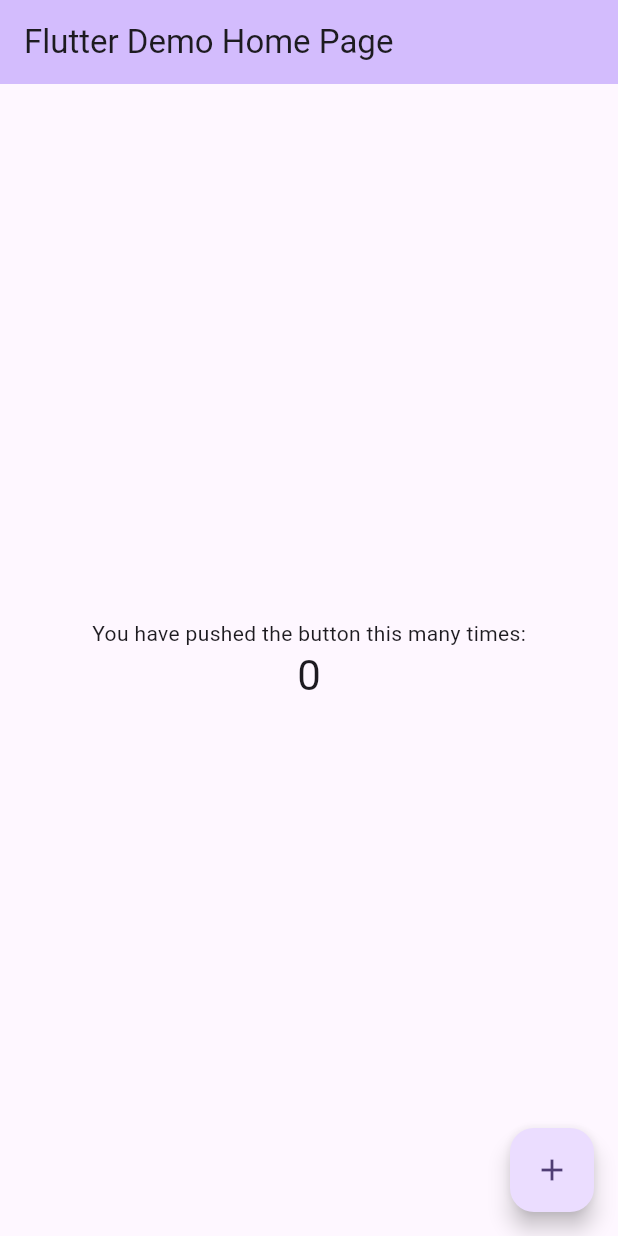
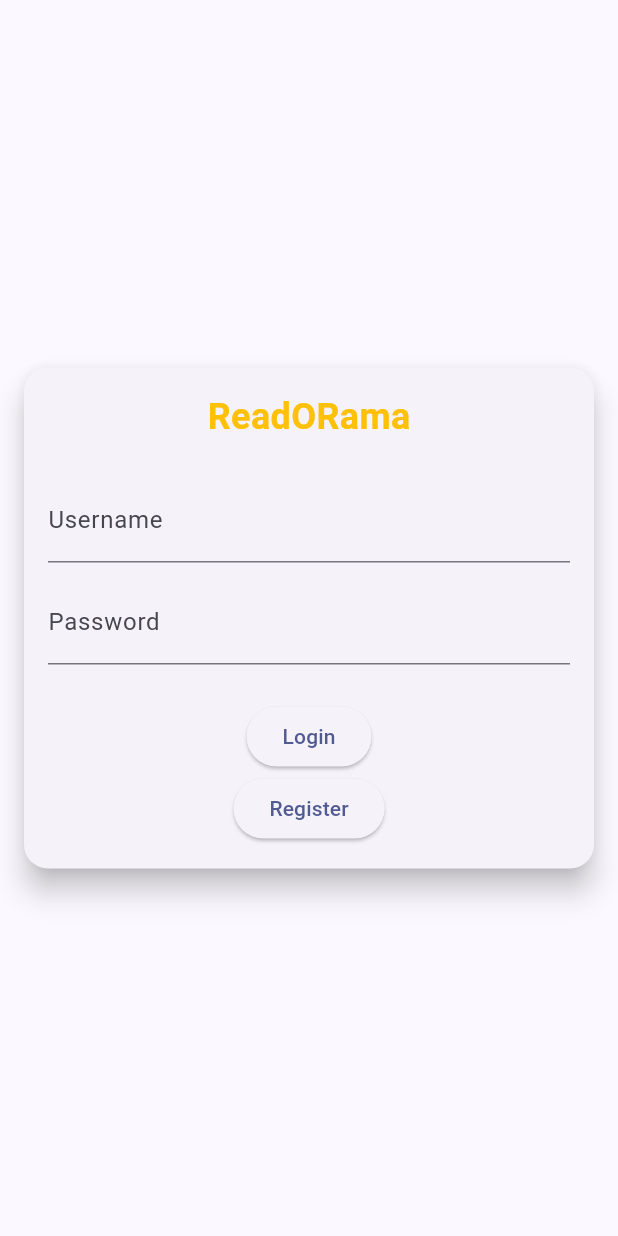
Before and after one commit to fiardiel/readorama-mobile, a Flutter app: the screen it shows after launch, on a phone screen of 412 x 824 dp. Run offline on Flutter 3.47's test engine with Material 3 defaults, Android fonts, the phone set to English and light mode, and no system bars; missing offline and left inert: pbp_django_auth.

Commit message:
add login feature

```diff
--- a/lib/main.dart
+++ b/lib/main.dart
@@ -1,125 +1,32 @@
+// ignore_for_file: unused_import
+
+
 import 'package:flutter/material.dart';
+import 'package:pbp_django_auth/pbp_django_auth.dart';
+import 'package:provider/provider.dart';
+import 'package:readoramamobile/screens/auth/login.dart';
 
 void main() {
   runApp(const MyApp());
 }
 
 class MyApp extends StatelessWidget {
-  const MyApp({super.key});
+  const MyApp({Key? key}) : super(key: key);
 
-  // This widget is the root of your application.
   @override
   Widget build(BuildContext context) {
-    return MaterialApp(
-      title: 'Flutter Demo',
-      theme: ThemeData(
-        // This is the theme of your application.
-        //
-        // TRY THIS: Try running your application with "flutter run". You'll see
-        // the application has a blue toolbar. Then, without quitting the app,
-        // try changing the seedColor in the colorScheme below to Colors.green
-        // and then invoke "hot reload" (save your changes or press the "hot
-        // reload" button in a Flutter-supported IDE, or press "r" if you used
-        // the command line to start the app).
-        //
-        // Notice that the counter didn't reset back to zero; the application
-        // state is not lost during the reload. To reset the state, use hot
-        // restart instead.
-        //
-        // This works for code too, not just values: Most code changes can be
-        // tested with just a hot reload.
-        colorScheme: ColorScheme.fromSeed(seedColor: Colors.deepPurple),
-        useMaterial3: true,
-      ),
-      home: const MyHomePage(title: 'Flutter Demo Home Page'),
+    return Provider(
+      create: (_) {
+        CookieRequest request = CookieRequest();
+        return request;
+      },
+      child: MaterialApp(
+          title: 'ReadORama',
+          theme: ThemeData(
+            colorScheme: ColorScheme.fromSeed(seedColor: Colors.indigo),
+            useMaterial3: true,
+          ),
+          home: const LoginPage()),
     );
   }
 }
-
-class MyHomePage extends StatefulWidget {
-  const MyHomePage({super.key, required this.title});
-
-  // This widget is the home page of your application. It is stateful, meaning
-  // that it has a State object (defined below) that contains fields that affect
-  // how it looks.
-
-  // This class is the configuration for the state. It holds the values (in this
-  // case the title) provided by the parent (in this case the App widget) and
-  // used by the build method of the State. Fields in a Widget subclass are
-  // always marked "final".
-
-  final String title;
-
-  @override
-  State<MyHomePage> createState() => _MyHomePageState();
-}
-
-class _MyHomePageState extends State<MyHomePage> {
-  int _counter = 0;
-
-  void _incrementCounter() {
-    setState(() {
-      // This call to setState tells the Flutter framework that something has
-      // changed in this State, which causes it to rerun the build method below
-      // so that the display can reflect the updated values. If we changed
-      // _counter without calling setState(), then the build method would not be
-      // called again, and so nothing would appear to happen.
-      _counter++;
-    });
-  }
-
-  @override
-  Widget build(BuildContext context) {
-    // This method is rerun every time setState is called, for instance as done
-    // by the _incrementCounter method above.
-    //
-    // The Flutter framework has been optimized to make rerunning build methods
-    // fast, so that you can just rebuild anything that needs updating rather
-    // than having to individually change instances of widgets.
-    return Scaffold(
-      appBar: AppBar(
-        // TRY THIS: Try changing the color here to a specific color (to
-        // Colors.amber, perhaps?) and trigger a hot reload to see the AppBar
-        // change color while the other colors stay the same.
-        backgroundColor: Theme.of(context).colorScheme.inversePrimary,
-        // Here we take the value from the MyHomePage object that was created by
-        // the App.build method, and use it to set our appbar title.
-        title: Text(widget.title),
-      ),
-      body: Center(
-        // Center is a layout widget. It takes a single child and positions it
-        // in the middle of the parent.
-        child: Column(
-          // Column is also a layout widget. It takes a list of children and
-          // arranges them vertically. By default, it sizes itself to fit its
-          // children horizontally, and tries to be as tall as its parent.
-          //
-          // Column has various properties to control how it sizes itself and
-          // how it positions its children. Here we use mainAxisAlignment to
-          // center the children vertically; the main axis here is the vertical
-          // axis because Columns are vertical (the cross axis would be
-          // horizontal).
-          //
-          // TRY THIS: Invoke "debug painting" (choose the "Toggle Debug Paint"
-          // action in the IDE, or press "p" in the console), to see the
-          // wireframe for each widget.
-          mainAxisAlignment: MainAxisAlignment.center,
-          children: <Widget>[
-            const Text(
-              'You have pushed the button this many times:',
-            ),
-            Text(
-              '$_counter',
-              style: Theme.of(context).textTheme.headlineMedium,
-            ),
-          ],
-        ),
-      ),
-      floatingActionButton: FloatingActionButton(
-        onPressed: _incrementCounter,
-        tooltip: 'Increment',
-        child: const Icon(Icons.add),
-      ), // This trailing comma makes auto-formatting nicer for build methods.
-    );
-  }
-}
--- /dev/null
+++ b/lib/screens/auth/login.dart
@@ -0,0 +1,136 @@
+// ignore_for_file: use_build_context_synchronously, prefer_const_constructors, library_private_types_in_public_api, use_key_in_widget_constructors
+
+
+import 'package:flutter/material.dart';
+import 'package:pbp_django_auth/pbp_django_auth.dart';
+import 'package:provider/provider.dart';
+
+void main() {
+  runApp(const LoginApp());
+}
+
+class LoginApp extends StatelessWidget {
+  const LoginApp({Key? key});
+
+  @override
+  Widget build(BuildContext context) {
+    return MaterialApp(
+      title: 'Login Adam Inven',
+      theme: ThemeData(
+        primarySwatch: Colors.blue,
+      ),
+      home: const LoginPage(),
+    );
+  }
+}
+
+class LoginPage extends StatefulWidget {
+  const LoginPage({Key? key});
+
+  @override
+  _LoginPageState createState() => _LoginPageState();
+}
+
+class _LoginPageState extends State<LoginPage> {
+  final TextEditingController _usernameController = TextEditingController();
+  final TextEditingController _passwordController = TextEditingController();
+
+  @override
+  Widget build(BuildContext context) {
+    final request = context.watch<CookieRequest>();
+    return Scaffold(
+      body: Center(
+        child: Card(
+          margin: const EdgeInsets.all(16.0),
+          shape: RoundedRectangleBorder(
+            borderRadius: BorderRadius.circular(16.0),
+          ),
+          elevation: 8.0,
+          child: Padding(
+            padding: const EdgeInsets.all(16.0),
+            child: Column(
+              mainAxisSize: MainAxisSize.min,
+              children: [
+                const Text(
+                  'ReadORama',
+                  style: TextStyle(
+                    fontSize: 24.0,
+                    fontWeight: FontWeight.bold,
+                    color: Colors.amber,
+                  ),
+                ),
+                const SizedBox(height: 24.0),
+                TextField(
+                  controller: _usernameController,
+                  decoration: const InputDecoration(
+                    labelText: 'Username',
+                  ),
+                ),
+                const SizedBox(height: 12.0),
+                TextField(
+                  controller: _passwordController,
+                  decoration: const InputDecoration(
+                    labelText: 'Password',
+                  ),
+                  obscureText: true,
+                ),
+                const SizedBox(height: 24.0),
+                ElevatedButton(
+                  onPressed: () async {
+                    String username = _usernameController.text;
+                    String password = _passwordController.text;
+                    final response = await request
+                        .login("http://localhost:8000/auth/login/", {
+                      'username': username,
+                      'password': password,
+                    });
+
+                    if (request.loggedIn) {
+                      String message = response['message'];
+                      String uname = response['username'];
+                      // Navigator.pushReplacement(
+                      //   context,
+                      //   MaterialPageRoute(builder: (context) => MyHomePage()),
+                      // );
+                      ScaffoldMessenger.of(context)
+                        ..hideCurrentSnackBar()
+                        ..showSnackBar(
+                          SnackBar(content: Text("$message Welcome, $uname.")),
+                        );
+                    } else {
+                      showDialog(
+                        context: context,
+                        builder: (context) => AlertDialog(
+                          title: const Text('Login Failed'),
+                          content: Text(response['message']),
+                          actions: [
+                            TextButton(
+                              child: const Text('OK'),
+                              onPressed: () {
+                                Navigator.pop(context);
+                              },
+                            ),
+                          ],
+                        ),
+                      );
+                    }
+                  },
+                  child: const Text('Login'),
+                ),
+                ElevatedButton(
+                  onPressed: () {
+                  //   Navigator.push(
+                  //     context,
+                  //     MaterialPageRoute(builder: (context) => RegisterPage()),
+                  //   );
+                  },
+                  child: const Text('Register'),
+                ),
+              ],
+            ),
+          ),
+        ),
+      ),
+    );
+  }
+}
--- a/pubspec.yaml
+++ b/pubspec.yaml
@@ -35,6 +35,9 @@ dependencies:
   # The following adds the Cupertino Icons font to your application.
   # Use with the CupertinoIcons class for iOS style icons.
   cupertino_icons: ^1.0.2
+  provider: ^6.1.1
+  pbp_django_auth: ^0.4.0
+  http: ^1.1.0
 
 dev_dependencies:
   flutter_test:
```
Also changed, not shown: lib/models/test.dart (added), lib/widgets/test.dart (added), pubspec.lock, 1 other file.
